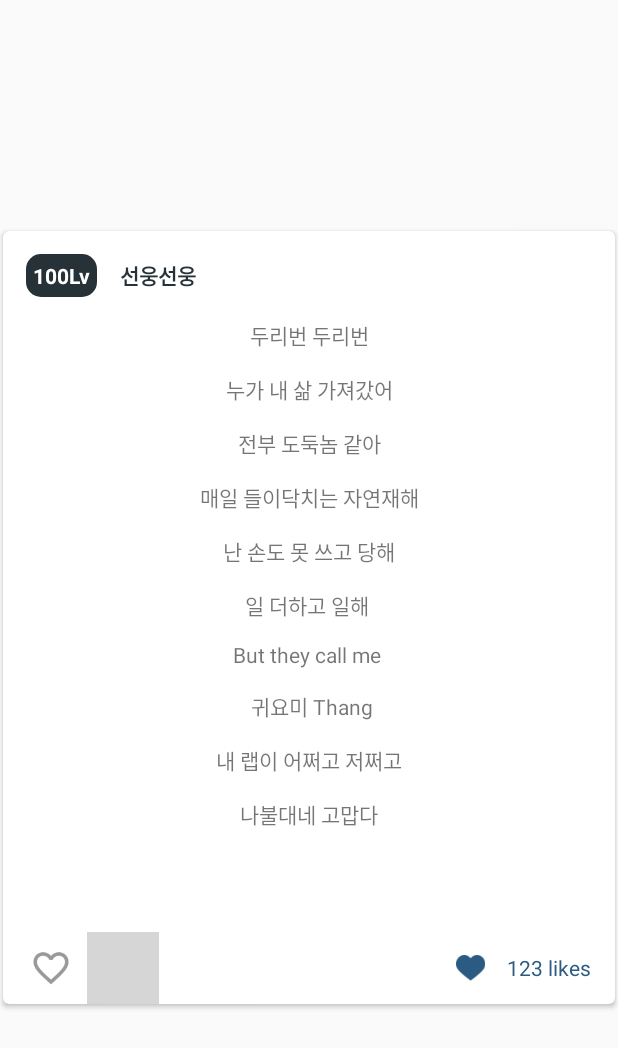
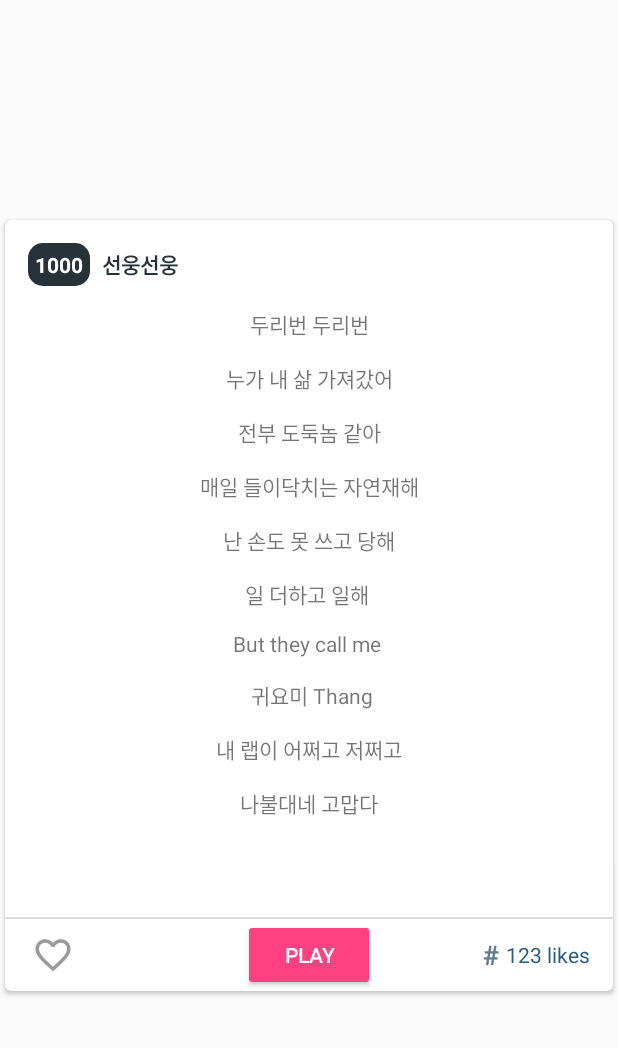
Before and after one commit to kuccc/ccc_coder, an Android app: the layout recycleview_record_item.xml on its own in the app's theme, with its tools: preview values and no code run, on a phone screen of 412 x 824 dp. Shown: the top 1048 px of the screen. Run offline under Robolectric (Android 15) with nearby library versions, the phone set to English and light mode, and no system bars; Roboto replaces fonts that are not available here; grey boxes are pictures that could not be loaded.

Commit message:
UI RecyclerView

```diff
--- a/RapBattle/app/src/main/java/org/ccccoder/rapbattle/Adapter/ItemAdapter.java
+++ b/RapBattle/app/src/main/java/org/ccccoder/rapbattle/Adapter/ItemAdapter.java
@@ -153,7 +153,6 @@ public class ItemAdapter extends RecyclerView.Adapter<RecyclerView.ViewHolder> {
             super(itemView);
             ivFeedCenter = (TextView)itemView.findViewById(R.id.ivFeedCenter);//Image->text
             btnLike = (ImageButton)itemView.findViewById(R.id.btnLike);
-            btnMore = (ImageButton)itemView.findViewById(R.id.btnMore);
             vBgLike = (View)itemView.findViewById(R.id.vBgLike);
             ivLike = (ImageView)itemView.findViewById(R.id.ivLike);
             tsLikesCounter = (TextSwitcher)itemView.findViewById(R.id.tsLikesCounter);
--- a/RapBattle/app/src/main/res/layout/recycleview_record_item.xml
+++ b/RapBattle/app/src/main/res/layout/recycleview_record_item.xml
@@ -7,8 +7,10 @@
     android:layout_width="match_parent"
     android:layout_height="wrap_content"
     android:layout_gravity="center"
-    android:layout_margin="2dp"
-    card_view:cardCornerRadius="4dp">
+    android:layout_marginBottom="8dp"
+    card_view:cardCornerRadius="4dp"
+    card_view:cardElevation="2dp"
+    card_view:cardUseCompatPadding="true">
 
     <LinearLayout
         android:layout_width="match_parent"
@@ -26,14 +28,18 @@
             android:layout_width="match_parent"
             android:layout_height="wrap_content">
         <TextView
-            android:layout_margin="15dp"
+            android:layout_marginTop="15dp"
+            android:layout_marginBottom="15dp"
+            android:layout_marginStart="15dp"
+            android:layout_marginEnd="8dp"
             android:textStyle="bold"
             android:textColor="#ffffff"
             android:id="@+id/ivUserProfile"
-            android:text="100Lv"
+            android:text="1000"
             android:background="@drawable/roundcorner"
             android:layout_width="wrap_content"
             android:layout_height="wrap_content" />
+
             <TextView
                 android:layout_marginTop="15dp"
                 android:layout_marginBottom="15dp"
@@ -70,13 +76,14 @@
     android:layout_width="match_parent"
     android:layout_height="match_parent">
                 <TextView
+                    android:paddingStart="10dp"
+                    android:paddingEnd="10dp"
                     android:id="@+id/ivFeedCenter"
                     android:text="두리번 두리번\n누가 내 삶 가져갔어\n전부 도둑놈 같아\n매일 들이닥치는 자연재해\n난 손도 못 쓰고 당해\n일 더하고 일해 \nBut they call me \n 귀요미 Thang\n내 랩이 어쩌고 저쩌고\n나불대네 고맙다"
                     android:gravity="center"
                     android:lineSpacingExtra="15dip"
                     android:layout_width="match_parent"
                     android:layout_height="wrap_content"
-                    android:src="@drawable/ic_heart_outline_white"
                     android:visibility="visible" />
 </ScrollView>
             <View
@@ -95,8 +102,12 @@
                 android:src="@drawable/ic_heart_outline_white"
                 android:visibility="invisible" />
         </org.ccccoder.rapbattle.CustomView.SquaredFrameLayout>
+<View
+    android:layout_width="match_parent"
+    android:layout_height="1dp"
+    android:background="#dddddd"/>
 
-        <LinearLayout
+        <RelativeLayout
             android:layout_width="match_parent"
             android:layout_height="wrap_content"
             android:paddingLeft="8dp"
@@ -104,60 +115,72 @@
 
             <ImageButton
                 android:id="@+id/btnLike"
-                android:scaleType="centerInside"
-                android:padding="10dp"
                 android:layout_width="48dp"
                 android:layout_height="48dp"
+                android:layout_alignParentTop="true"
+                android:layout_alignParentStart="true"
                 android:background="@android:color/transparent"
+                android:layout_centerHorizontal="true"
+                android:padding="10dp"
+                android:scaleType="centerInside"
                 android:src="@drawable/ic_heart_outline_grey" />
 
-            <ImageButton
-                android:scaleType="centerInside"
-                android:id="@+id/btnMore"
-                android:padding="10dp"
-                android:layout_width="48dp"
+
+            <Button
+                android:id="@+id/play"
+                android:layout_alignBottom="@id/btnLike"
+                android:layout_width="wrap_content"
+                android:layout_height="wrap_content"
+                android:layout_alignParentTop="true"
+                android:layout_centerHorizontal="true"
+                android:layout_gravity="center"
+                android:textColor="#ffffff"
+                android:text="Play"
+                android:theme="@style/MyButton" />
+<LinearLayout
+    android:orientation="horizontal"
+    android:layout_alignBottom="@id/btnLike"
+    android:layout_alignParentEnd="true"
+    android:layout_alignParentTop="true"
+    android:layout_width="wrap_content"
+    android:layout_height="match_parent">
+            <TextView
+                android:id="@+id/small_heart"
+                android:layout_gravity="center"
+                android:layout_width="wrap_content"
                 android:layout_height="48dp"
-                android:background="@drawable/btn_feed_action"
-                android:src="@drawable/ic_more_grey" />
-
-            <LinearLayout
-                android:layout_width="0dp"
-                android:layout_height="match_parent"
-                android:layout_weight="1"
-                android:gravity="center_vertical|right">
-
-                <ImageView
-                    android:layout_gravity="end|center_vertical"
-                    android:scaleType="centerInside"
-                    android:paddingLeft="15dp"
-                    android:paddingBottom="15dp"
-                    android:paddingTop="15dp"
-                    android:layout_width="48dp"
-                    android:layout_height="48dp"
-                    android:src="@drawable/ic_heart_small_blue" />
+                android:gravity="center"
+                android:text="#"
+                android:textColor="@color/colorPrimary"
+                android:textSize="18sp"
+                android:textStyle="bold" />
 
             <TextSwitcher
                 android:id="@+id/tsLikesCounter"
                 android:layout_width="wrap_content"
-                    android:layout_height="wrap_content"
-                    android:layout_marginLeft="8dp"
-                    android:layout_marginRight="8dp"
+                android:layout_height="48dp"
+                android:layout_gravity="center"
+                android:layout_marginStart="4dp"
+                android:layout_marginEnd="8dp"
                 android:inAnimation="@anim/slide_in_likes_counter"
                 android:outAnimation="@anim/slide_out_likes_counter">
-
                 <TextView
+                    android:id="@+id/textView4"
                     android:layout_width="wrap_content"
-                        android:layout_height="wrap_content"
+                    android:layout_height="match_parent"
+                    android:gravity="center"
                     android:text="123 likes"
                     android:textColor="@color/text_like_counter" />
 
                 <TextView
                     android:layout_width="wrap_content"
-                        android:layout_height="wrap_content"
+                    android:layout_height="match_parent"
+                    android:gravity="center"
                     android:textColor="@color/text_like_counter" />
             </TextSwitcher>
 </LinearLayout>
-        </LinearLayout>
+
+        </RelativeLayout>
 
     </LinearLayout>
 </android.support.v7.widget.CardView>
--- a/RapBattle/app/src/main/res/values/styles.xml
+++ b/RapBattle/app/src/main/res/values/styles.xml
@@ -1,5 +1,10 @@
 <resources>
 
+    <!--버튼스타일-->
+    <style name="MyButton" parent="Theme.AppCompat.Light">
+        <item name="colorControlHighlight">#FFC0CB</item>
+        <item name="colorButtonNormal">#FF4081</item>
+    </style>
     <!-- Base application theme. -->
     <style name="AppTheme" parent="Theme.AppCompat.Light.DarkActionBar">
         <!-- Customize your theme here. -->
```
Lines whose indentation alone changed are shown as unchanged.
